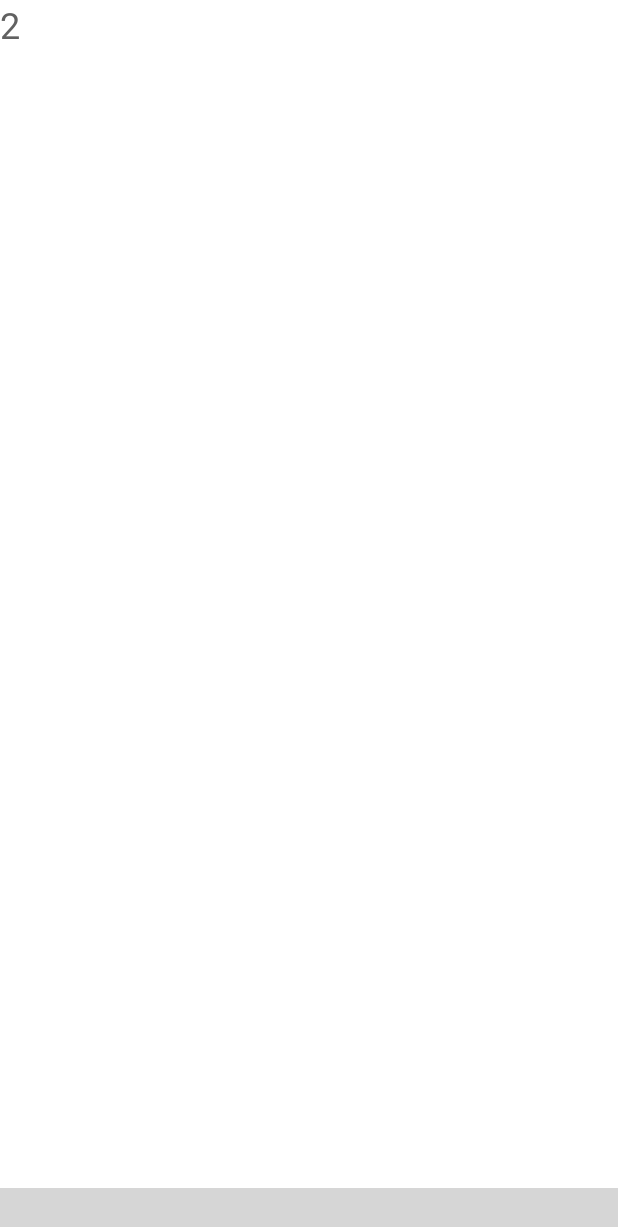
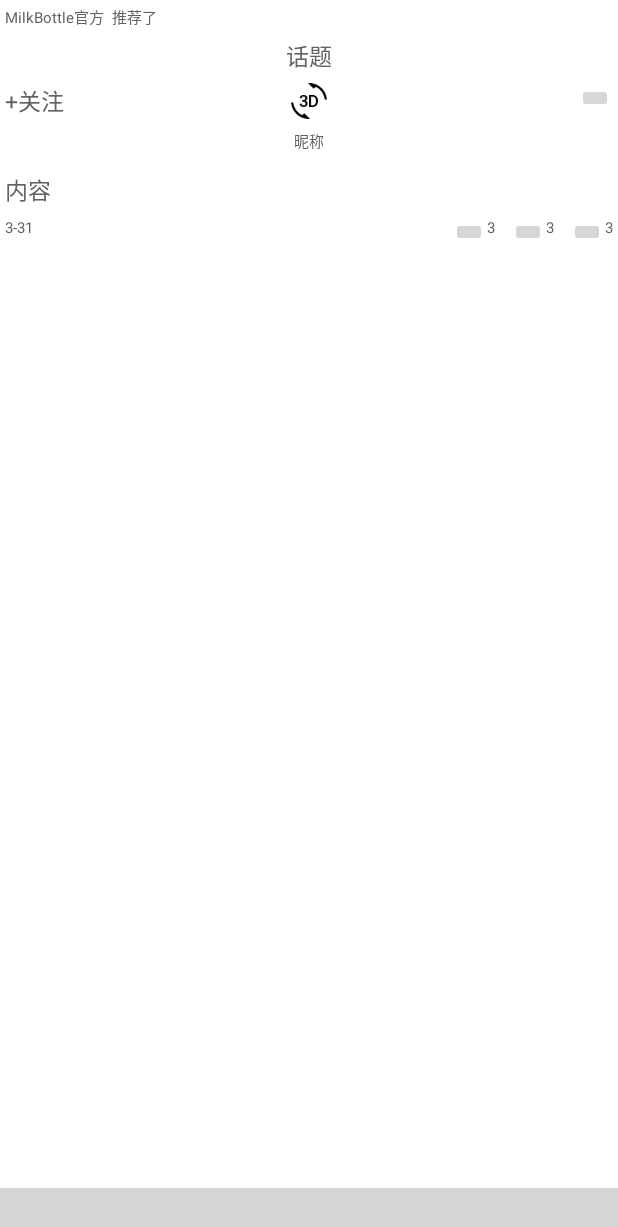
Before and after one commit to zhangwade/MilkBottle, an Android app: the fragment ThemeFragment placed in its activity, on a phone screen of 412 x 824 dp. Shown: the top 1227 px of the screen. Run offline under Robolectric (Android 15) with nearby library versions, the phone set to English and light mode, and no system bars; our stand-ins replace ButterKnife; libraries missing offline, so code that uses them is left out: com.ashokvarma.bottomnavigation; plain views replace BottomNavigationBar; 4 statements that could not run were skipped; grey boxes are pictures that could not be loaded.

Commit message:
WadeZhang 2017.4.1

```diff
--- a/app/src/main/java/com/wadezhang/milkbottle/MainActivity.java
+++ b/app/src/main/java/com/wadezhang/milkbottle/MainActivity.java
@@ -31,7 +31,7 @@ public class MainActivity extends BaseActivity {
 
     @Override
     public void onCreate(Bundle savedInstanceState) {
-        setTheme(R.style.DayTheme); //TODO: 判断再切换主题
+        setTheme(R.style.DayThemeSmallText); //TODO: 判断再切换主题
         super.onCreate(savedInstanceState);
         SystemClock.sleep(2000);
         setContentView(R.layout.activity_main);
--- a/app/src/main/java/com/wadezhang/milkbottle/ThemeFragment.java
+++ b/app/src/main/java/com/wadezhang/milkbottle/ThemeFragment.java
@@ -23,9 +23,7 @@ public class ThemeFragment extends BaseFragment {
     @Override
     public View onCreateView(LayoutInflater inflater, ViewGroup container,
                              Bundle savedInstanceState) {
-        View mView = inflater.inflate(R.layout.fragment_test, container, false);
-        TextView mTextView = (TextView) mView.findViewById(R.id.text_fragment_test);
-        mTextView.setText("2");
+        View mView = inflater.inflate(R.layout.fragment_post_item, container, false);
         return mView;
     }
 }
--- a/app/src/main/res/layout/fragment_post_item.xml
+++ b/app/src/main/res/layout/fragment_post_item.xml
@@ -5,30 +5,40 @@
 
     <LinearLayout android:layout_width="match_parent"
         android:layout_height="wrap_content"
-        android:orientation="horizontal">
+        android:orientation="horizontal"
+        android:padding="3dp">
 
         <TextView android:layout_width="wrap_content"
             android:layout_height="match_parent"
+            style="@style/TextSecond"
             android:text="MilkBottle官方"/>
         <TextView android:layout_width="wrap_content"
             android:layout_height="match_parent"
+            android:layout_marginLeft="5dp"
+            style="@style/TextSecond"
             android:text="推荐了"/>
     </LinearLayout>
 
     <TextView android:layout_width="wrap_content"
         android:layout_height="wrap_content"
         android:layout_gravity="center"
-        android:text="话题"/>
+        android:padding="3dp"
+        android:text="话题"
+        style="@style/TextFirst"
+        android:id="@+id/textView" />
 
     <RelativeLayout android:layout_width="match_parent"
-        android:layout_height="wrap_content">
+        android:layout_height="wrap_content"
+        android:padding="3dp">
 
         <TextView android:layout_width="wrap_content"
             android:layout_height="wrap_content"
             android:layout_alignParentLeft="true"
+            style="@style/TextFirst"
             android:text="+关注"/>
         <ImageView android:layout_width="wrap_content"
             android:layout_height="wrap_content"
+            android:src="@mipmap/ic_3d_rotation_black_24dp"
             android:layout_centerInParent="true"/>
         <ImageButton android:layout_width="wrap_content"
             android:layout_height="wrap_content"
@@ -38,27 +48,36 @@
     <TextView android:layout_width="wrap_content"
         android:layout_height="wrap_content"
         android:layout_gravity="center"
-        android:text="昵称"/>
+        android:padding="3dp"
+        android:text="昵称"
+        style="@style/TextSecond"
+        android:id="@+id/textView2" />
 
     <ImageView android:layout_width="match_parent"
-        android:layout_height="wrap_content"/>
+        android:layout_height="wrap_content"
+        android:padding="3dp"/>
 
     <TextView android:layout_width="match_parent"
         android:layout_height="wrap_content"
+        android:padding="3dp"
+        style="@style/TextFirst"
         android:text="内容"/>
 
     <RelativeLayout android:layout_width="match_parent"
-        android:layout_height="wrap_content">
+        android:layout_height="wrap_content"
+        android:padding="3dp">
 
         <TextView android:layout_width="wrap_content"
-            android:layout_height="match_parent"
+            android:layout_height="wrap_content"
             android:layout_alignParentLeft="true"
+            style="@style/TextSecond"
             android:text="3-31"/>
 
         <TextView android:layout_width="wrap_content"
-            android:layout_height="match_parent"
+            android:layout_height="wrap_content"
             android:id="@+id/post_item_good_count"
             android:layout_alignParentRight="true"
+            style="@style/TextSecond"
             android:text="3"/>
         <ImageButton android:layout_width="wrap_content"
             android:layout_height="wrap_content"
@@ -66,9 +85,11 @@
             android:layout_toLeftOf="@id/post_item_good_count"/>
 
         <TextView android:layout_width="wrap_content"
-            android:layout_height="match_parent"
+            android:layout_height="wrap_content"
+            android:layout_marginRight="10dp"
             android:id="@+id/post_item_comment_count"
             android:layout_toLeftOf="@id/post_item_good_pic"
+            style="@style/TextSecond"
             android:text="3"/>
         <ImageButton android:layout_width="wrap_content"
             android:layout_height="wrap_content"
@@ -76,9 +97,11 @@
             android:layout_toLeftOf="@id/post_item_comment_count"/>
 
         <TextView android:layout_width="wrap_content"
-            android:layout_height="match_parent"
+            android:layout_height="wrap_content"
+            android:layout_marginRight="10dp"
             android:id="@+id/post_item_forward_count"
             android:layout_toLeftOf="@id/post_item_comment_pic"
+            style="@style/TextSecond"
             android:text="3"/>
         <ImageButton android:layout_width="wrap_content"
             android:layout_height="wrap_content"
--- a/app/src/main/res/values/attr.xml
+++ b/app/src/main/res/values/attr.xml
@@ -4,5 +4,8 @@
         <attr name="navigationbarBackgroundColor" format="reference|color"/>
         <attr name="navigationColor" format="reference|color"/>
         <attr name="dividerColor" format="reference|color"/>
+
+        <attr name="textSizeFirst" format="reference|dimension"/>
+        <attr name="textSizeSecond" format="reference|dimension"/>
     </declare-styleable>
 </resources>
--- /dev/null
+++ b/app/src/main/res/values/dimen.xml
@@ -0,0 +1,8 @@
+<?xml version="1.0" encoding="utf-8"?>
+<resources>
+    <dimen name="smallTextSizeFirst">15sp</dimen>
+    <dimen name="smallTextSizeSecond">10sp</dimen>
+
+    <dimen name="BigTextSizeFirst">20sp</dimen>
+    <dimen name="BigTextSizeSecond">15sp</dimen>
+</resources>
--- a/app/src/main/res/values/styles.xml
+++ b/app/src/main/res/values/styles.xml
@@ -42,4 +42,36 @@
         <item name="navigationbarBackgroundColor">@color/nightNonWindowBackground</item>
         <item name="dividerColor">@color/nightDividerColor</item>
     </style>
+
+    <!-- 白天小字主题 -->
+    <style name="DayThemeSmallText" parent="DayTheme">
+        <item name="textSizeFirst">@dimen/smallTextSizeFirst</item>
+        <item name="textSizeSecond">@dimen/smallTextSizeSecond</item>
+    </style>
+
+    <!-- 白天大字主题 -->
+    <style name="DayThemeBigText" parent="DayTheme">
+        <item name="textSizeFirst">@dimen/BigTextSizeFirst</item>
+        <item name="textSizeSecond">@dimen/BigTextSizeSecond</item>
+    </style>
+
+    <!-- 黑夜小字主题 -->
+    <style name="NightThemeSmallText" parent="NightTheme">
+        <item name="textSizeFirst">@dimen/smallTextSizeFirst</item>
+        <item name="textSizeSecond">@dimen/smallTextSizeSecond</item>
+    </style>
+
+    <!-- 黑夜大字主题 -->
+    <style name="NightThemeBigText" parent="NightTheme">
+        <item name="textSizeFirst">@dimen/BigTextSizeFirst</item>
+        <item name="textSizeSecond">@dimen/BigTextSizeSecond</item>
+    </style>
+
+    <style name="TextFirst">
+        <item name="android:textSize">?attr/textSizeFirst</item>
+    </style>
+
+    <style name="TextSecond">
+        <item name="android:textSize">?attr/textSizeSecond</item>
+    </style>
 </resources>
```
Also changed, not shown: app/src/main/res/layout/fragment_post.xml (+9 -10 lines).
